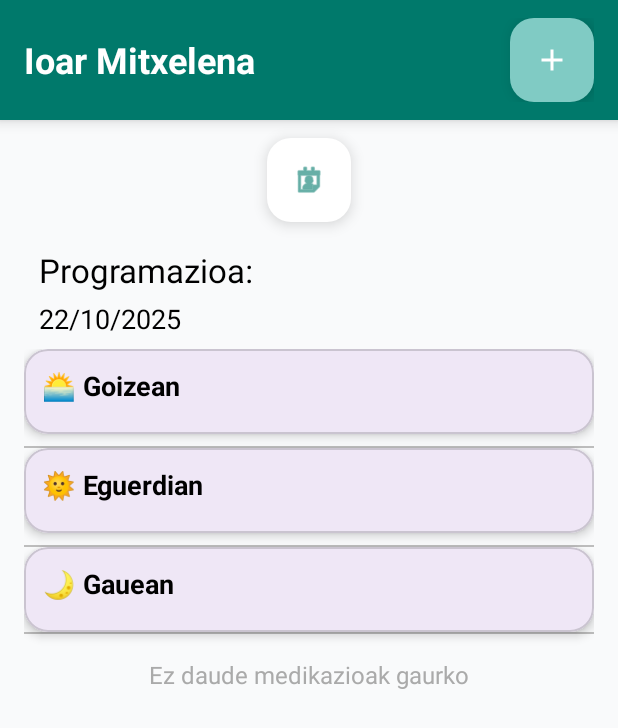
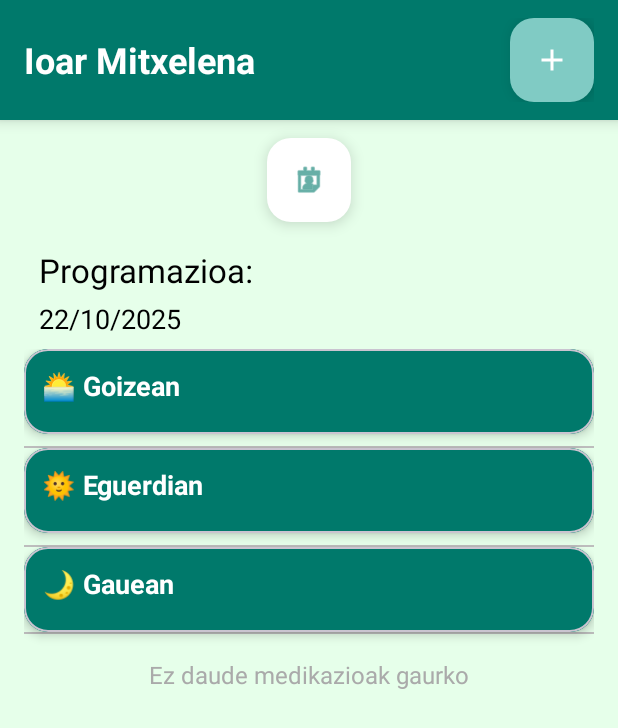
Before and after one commit to Mikel-67/Multimedia-aplikazioak, an Android app: the screen it shows after launch (MainActivity), on a phone screen of 412 x 824 dp. Shown: the top 728 px of the screen. Run offline under Robolectric (Android 15) with nearby library versions, the phone set to English and light mode, and no system bars; our stand-ins replace Firebase (no records; nobody signed in at launch, a user with empty details on screens opened directly).

```diff
--- a/Banakako Proiektua/app/src/main/res/layout/activity_main.xml
+++ b/Banakako Proiektua/app/src/main/res/layout/activity_main.xml
@@ -5,7 +5,7 @@
     xmlns:tools="http://schemas.android.com/tools"
     android:layout_width="match_parent"
     android:layout_height="match_parent"
-    android:background="@color/background_light"
+    android:background="@color/light_green"
     tools:context=".MainActivity">
 
     <LinearLayout
@@ -133,13 +133,15 @@
                 app:cardElevation="4dp"
                 android:foreground="?attr/selectableItemBackground"
                 android:clickable="true"
-                android:focusable="true">
+                android:focusable="true"
+                android:background="@color/teal_700">
 
                 <LinearLayout
                     android:layout_width="match_parent"
                     android:layout_height="wrap_content"
                     android:orientation="vertical"
-                    android:padding="12dp">
+                    android:padding="12dp"
+                    android:background="@color/teal_700">
 
                     <TextView
                         android:id="@+id/tvGoizeanTitle"
@@ -148,7 +150,7 @@
                         android:text="🌅 Goizean"
                         android:textSize="18sp"
                         android:textStyle="bold"
-                        android:textColor="@color/black" />
+                        android:textColor="@color/white" />
 
                     <LinearLayout
                         android:id="@+id/layoutGoiz"
@@ -175,7 +177,8 @@
                     android:layout_width="match_parent"
                     android:layout_height="wrap_content"
                     android:orientation="vertical"
-                    android:padding="12dp">
+                    android:padding="12dp"
+                    android:background="@color/teal_700">
 
                     <TextView
                         android:id="@+id/tvEguerdianTitle"
@@ -184,7 +187,7 @@
                         android:text="🌞 Eguerdian"
                         android:textSize="18sp"
                         android:textStyle="bold"
-                        android:textColor="@color/black" />
+                        android:textColor="@color/white" />
 
                     <LinearLayout
                         android:id="@+id/layoutEguerdia"
@@ -209,7 +212,8 @@
                     android:layout_width="match_parent"
                     android:layout_height="wrap_content"
                     android:orientation="vertical"
-                    android:padding="12dp">
+                    android:padding="12dp"
+                    android:background="@color/teal_700">
 
                     <TextView
                         android:id="@+id/tvGaueanTitle"
@@ -218,7 +222,7 @@
                         android:text="🌙 Gauean"
                         android:textSize="18sp"
                         android:textStyle="bold"
-                        android:textColor="@color/black" />
+                        android:textColor="@color/white" />
 
                     <LinearLayout
                         android:id="@+id/layoutGaua"
--- a/Banakako Proiektua/app/src/main/res/values/colors.xml
+++ b/Banakako Proiektua/app/src/main/res/values/colors.xml
@@ -5,4 +5,5 @@
     <color name="background_light">#F9FAFB</color>
     <color name="teal_700">#00796B</color>
     <color name="teal_200">#80CBC4</color>
+    <color name="light_green">#e6ffea</color>
 </resources>
```
